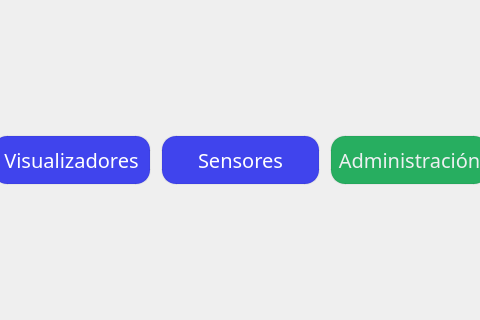
This is SafeSpace/client/src/controller/mainwindow.ui in Svndda/CI-0123-PIRS-incomprendidos as Qt 5 draws it before an edit; both pictures show x 351 to 831 and y 103 to 423 of the 1024 by 768 pixel window. The edited form follows.
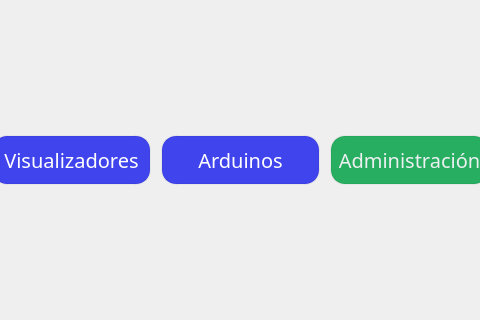
This is the edited form.

Commit message: refactor/feat: Arduinos page created. Directories estructure changed.

```diff
--- a/SafeSpace/client/src/controller/mainwindow.ui
+++ b/SafeSpace/client/src/controller/mainwindow.ui
@@ -227,7 +227,7 @@
 }</string>
         </property>
         <property name="text">
-         <string>Sensores</string>
+         <string>Arduinos</string>
         </property>
        </widget>
       </item>
```
Left out of the diff: 2 changed lines with no effect on the pictures. The commit also changes 27 other files.
